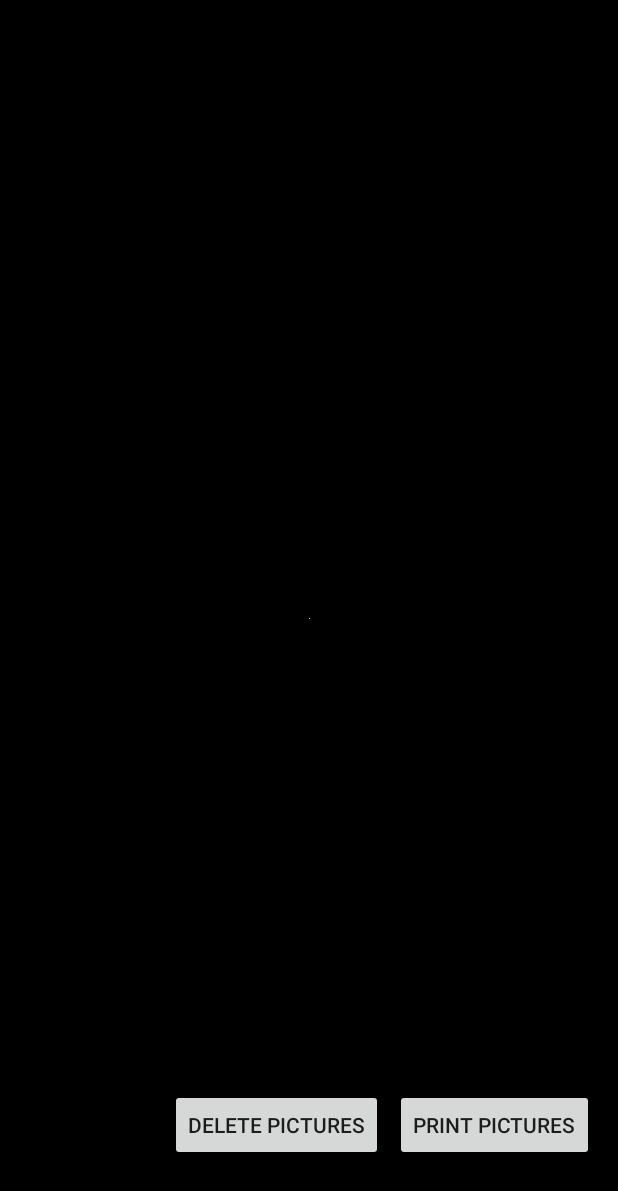
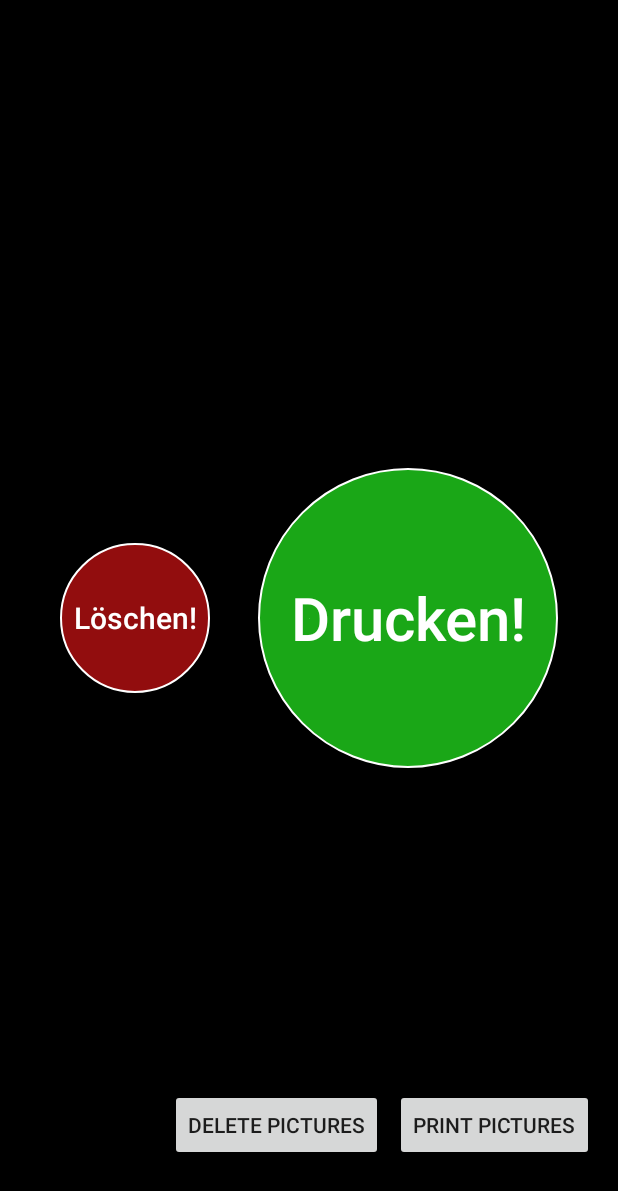
Before and after one commit to Seylox/WeddingPhotoBooth, an Android app: the PrintActivity screen opened directly, with no data from a screen before it, on a phone screen of 412 x 824 dp. Shown: the top 1191 px of the screen. Run offline under Robolectric (Android 15) with nearby library versions, the phone set to English and light mode, and no system bars; our stand-ins replace Picasso, Timber; pictures from the network do not load; 3 statements that could not run were skipped.

Commit message:
Add red and green buttons to PrintActivity

```diff
--- /dev/null
+++ b/src/main/res/drawable/circular_button_green.xml
@@ -0,0 +1,30 @@
+<?xml version="1.0" encoding="utf-8"?>
+<selector xmlns:android="http://schemas.android.com/apk/res/android">
+    <item android:state_pressed="true" >
+        <shape android:shape="oval">
+            <stroke
+                android:width="1dp"
+                android:color="@color/white" />
+            <solid android:color="@color/less_transparent_green" />
+            <size android:width="160dp" android:height="160dp"/>
+        </shape>
+    </item>
+    <item android:state_focused="true">
+        <shape android:shape="oval">
+            <stroke
+                android:width="1dp"
+                android:color="@color/white" />
+            <solid android:color="@color/less_transparent_green" />
+            <size android:width="160dp" android:height="160dp"/>
+        </shape>
+    </item>
+    <item >
+        <shape android:shape="oval">
+            <stroke
+                android:width="1dp"
+                android:color="@color/white" />
+            <solid android:color="@color/transparent_green" />
+            <size android:width="160dp" android:height="160dp"/>
+        </shape>
+    </item>
+</selector>
--- /dev/null
+++ b/src/main/res/drawable/circular_button_red.xml
@@ -0,0 +1,30 @@
+<?xml version="1.0" encoding="utf-8"?>
+<selector xmlns:android="http://schemas.android.com/apk/res/android">
+    <item android:state_pressed="true" >
+        <shape android:shape="oval">
+            <stroke
+                android:width="1dp"
+                android:color="@color/white" />
+            <solid android:color="@color/less_transparent_red" />
+            <size android:width="160dp" android:height="160dp"/>
+        </shape>
+    </item>
+    <item android:state_focused="true">
+        <shape android:shape="oval">
+            <stroke
+                android:width="1dp"
+                android:color="@color/white" />
+            <solid android:color="@color/less_transparent_red" />
+            <size android:width="160dp" android:height="160dp"/>
+        </shape>
+    </item>
+    <item >
+        <shape android:shape="oval">
+            <stroke
+                android:width="1dp"
+                android:color="@color/white" />
+            <solid android:color="@color/transparent_red" />
+            <size android:width="160dp" android:height="160dp"/>
+        </shape>
+    </item>
+</selector>
--- a/src/main/res/layout/activity_print.xml
+++ b/src/main/res/layout/activity_print.xml
@@ -42,4 +42,51 @@
         android:onClick="onClickDeletePicturesButton"
         />
 
+    <RelativeLayout
+        android:id="@+id/user_buttons_relativelayout"
+        android:layout_width="match_parent"
+        android:layout_height="match_parent"
+        >
+        <RelativeLayout
+            android:layout_width="match_parent"
+            android:layout_height="wrap_content"
+            android:orientation="horizontal"
+            android:layout_centerInParent="true"
+            android:padding="8dp"
+            >
+            <Button
+                android:id="@+id/no_delete_pictures_button"
+                android:layout_width="100dp"
+                android:layout_height="100dp"
+                android:layout_centerInParent="true"
+                android:text="Löschen!"
+                android:textSize="20sp"
+                android:textAllCaps="false"
+                android:textColor="@color/white"
+                android:background="@drawable/circular_button_red"
+                android:layout_alignParentLeft="true"
+                android:layout_alignParentStart="true"
+                android:layout_margin="32dp"
+                android:onClick="onClickDeletePicturesButton"
+                />
+
+            <Button
+                android:id="@+id/yes_print_pictures_button"
+                android:layout_width="200dp"
+                android:layout_height="200dp"
+                android:layout_centerInParent="true"
+                android:text="Drucken!"
+                android:textSize="40sp"
+                android:textAllCaps="false"
+                android:textColor="@color/white"
+                android:background="@drawable/circular_button_green"
+                android:layout_alignParentRight="true"
+                android:layout_alignParentEnd="true"
+                android:layout_margin="32dp"
+                android:onClick="onClickPrintPicturesButton"
+                />
+
+        </RelativeLayout>
+    </RelativeLayout>
+
 </android.support.constraint.ConstraintLayout>
--- a/src/main/res/layout/activity_sample_camera.xml
+++ b/src/main/res/layout/activity_sample_camera.xml
@@ -176,7 +176,7 @@
             android:textSize="40sp"
             android:textAllCaps="false"
             android:textColor="@color/white"
-            android:background="@drawable/circular_button"
+            android:background="@drawable/circular_button_blue"
             android:onClick="onClickTakeFourPicturesButton"
             />
 
--- a/src/main/res/values/colors.xml
+++ b/src/main/res/values/colors.xml
@@ -3,6 +3,10 @@
     <color name="transparent_gray">#d1455a64</color>
     <color name="less_transparent_blue">#1b81c1</color>
     <color name="transparent_blue">#dd1b81c1</color>
+    <color name="less_transparent_red">#a90f11</color>
+    <color name="transparent_red">#dda90f11</color>
+    <color name="less_transparent_green">#1ec11b</color>
+    <color name="transparent_green">#dd1ec11b</color>
     <color name="white">#ffffff</color>
     <color name="black">#000000</color>
 
```
Also changed, not shown: src/main/res/drawable/circular_button_blue.xml (renamed from src/main/res/drawable/circular_button.xml).
